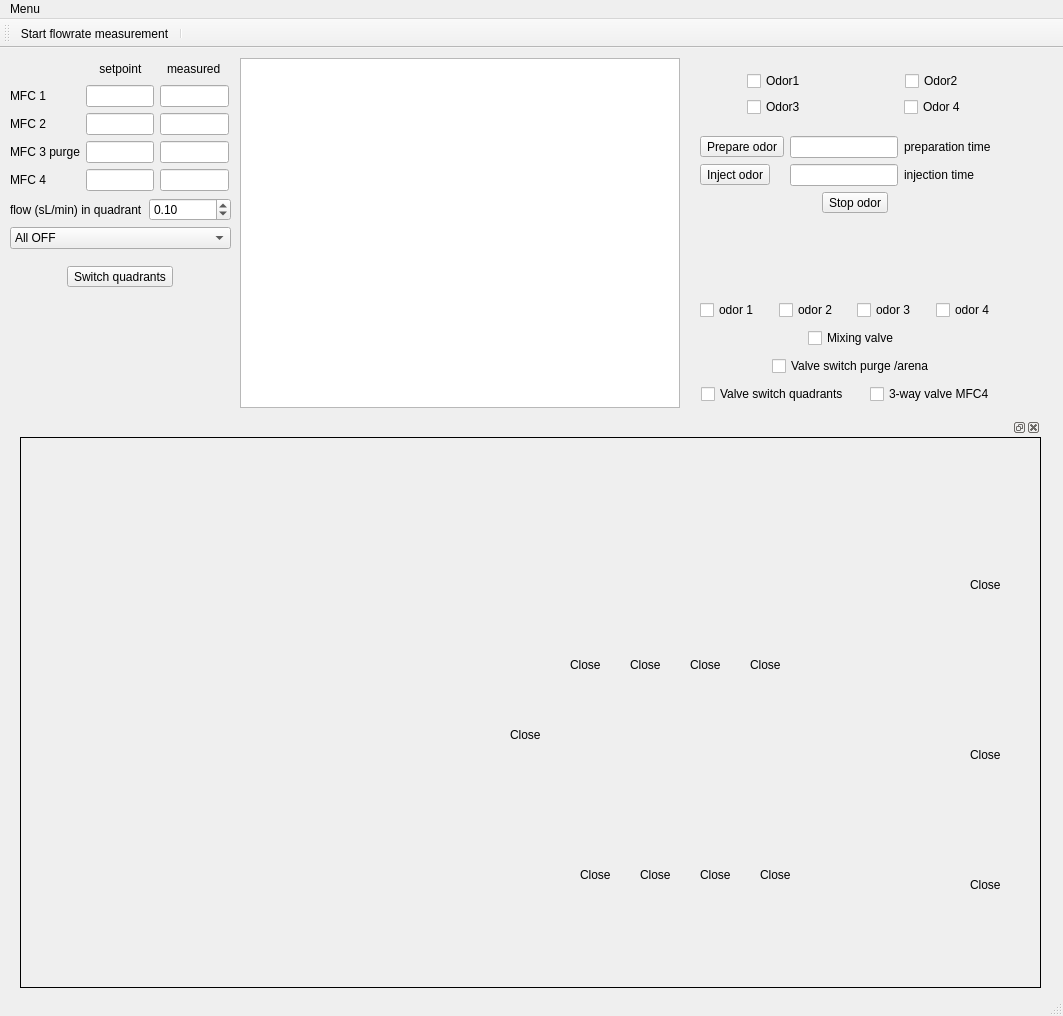
Old version of the form gui/Fly_Arena_GUIs/odor_circuit/odor_circuit_window1.ui in the repository NollmannLab/qudi-HiM.
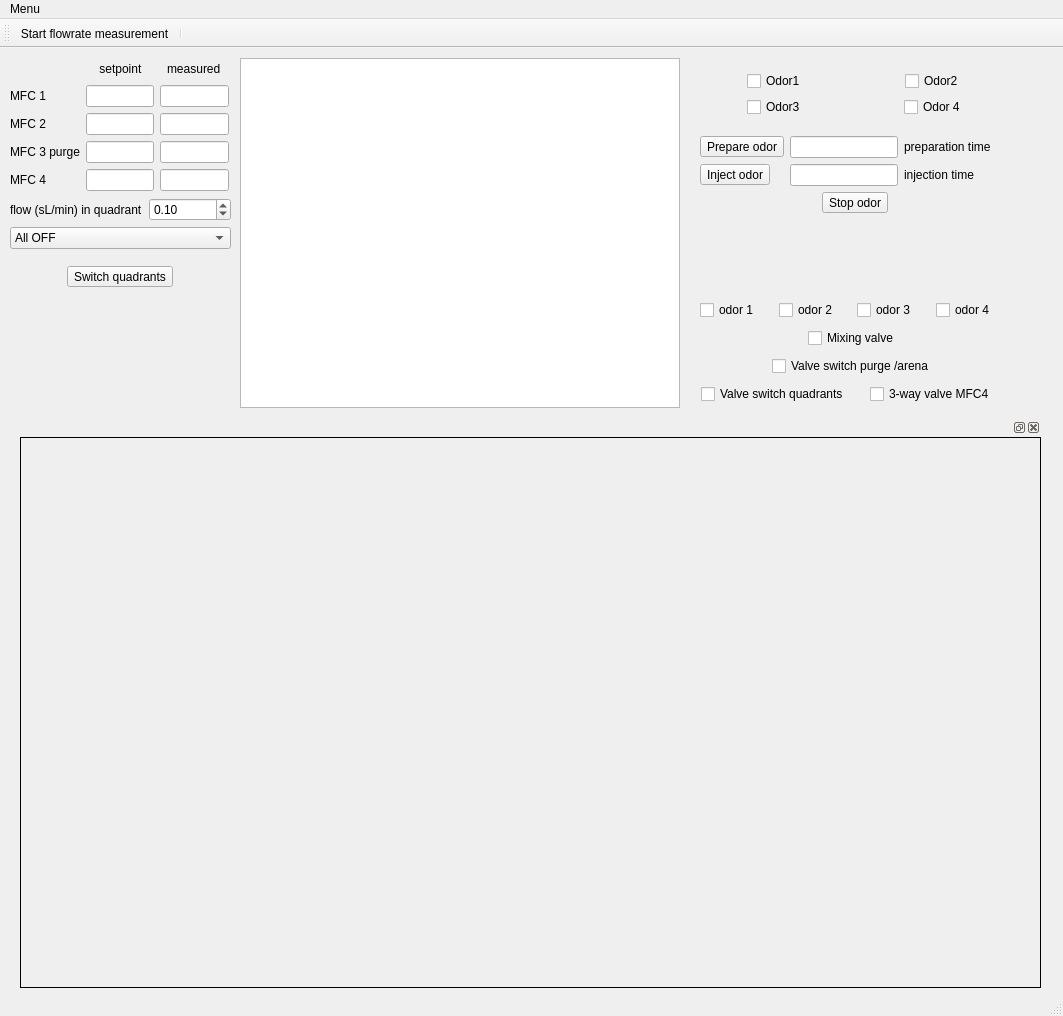
New version of the form. Custom widgets are drawn as their Qt base class.

What changed in the file:
```diff
--- a/gui/Fly_Arena_GUIs/odor_circuit/odor_circuit_window1.ui
+++ b/gui/Fly_Arena_GUIs/odor_circuit/odor_circuit_window1.ui
@@ -368,162 +368,6 @@
      </size>
     </property>
     <widget class="QWidget" name="dockWidgetContents_6">
-     <widget class="QLabel" name="label_M_2">
-      <property name="geometry">
-       <rect>
-        <x>510</x>
-        <y>290</y>
-        <width>31</width>
-        <height>16</height>
-       </rect>
-      </property>
-      <property name="text">
-       <string>Close</string>
-      </property>
-     </widget>
-     <widget class="QLabel" name="label_4out_2">
-      <property name="geometry">
-       <rect>
-        <x>580</x>
-        <y>430</y>
-        <width>31</width>
-        <height>16</height>
-       </rect>
-      </property>
-      <property name="text">
-       <string>Close</string>
-      </property>
-     </widget>
-     <widget class="QLabel" name="label_1out_2">
-      <property name="geometry">
-       <rect>
-        <x>760</x>
-        <y>430</y>
-        <width>31</width>
-        <height>16</height>
-       </rect>
-      </property>
-      <property name="text">
-       <string>Close</string>
-      </property>
-     </widget>
-     <widget class="QLabel" name="label_1in_2">
-      <property name="geometry">
-       <rect>
-        <x>750</x>
-        <y>220</y>
-        <width>31</width>
-        <height>16</height>
-       </rect>
-      </property>
-      <property name="text">
-       <string>Close</string>
-      </property>
-     </widget>
-     <widget class="QLabel" name="label_MFC1_2">
-      <property name="geometry">
-       <rect>
-        <x>970</x>
-        <y>310</y>
-        <width>31</width>
-        <height>16</height>
-       </rect>
-      </property>
-      <property name="text">
-       <string>Close</string>
-      </property>
-     </widget>
-     <widget class="QLabel" name="label_MFCpurge_2">
-      <property name="geometry">
-       <rect>
-        <x>970</x>
-        <y>140</y>
-        <width>31</width>
-        <height>16</height>
-       </rect>
-      </property>
-      <property name="text">
-       <string>Close</string>
-      </property>
-     </widget>
-     <widget class="QLabel" name="label_4in_2">
-      <property name="geometry">
-       <rect>
-        <x>570</x>
-        <y>220</y>
-        <width>31</width>
-        <height>16</height>
-       </rect>
-      </property>
-      <property name="text">
-       <string>Close</string>
-      </property>
-     </widget>
-     <widget class="QLabel" name="label_2in_2">
-      <property name="geometry">
-       <rect>
-        <x>690</x>
-        <y>220</y>
-        <width>31</width>
-        <height>16</height>
-       </rect>
-      </property>
-      <property name="text">
-       <string>Close</string>
-      </property>
-     </widget>
-     <widget class="QLabel" name="label_3out_2">
-      <property name="geometry">
-       <rect>
-        <x>640</x>
-        <y>430</y>
-        <width>31</width>
-        <height>16</height>
-       </rect>
-      </property>
-      <property name="text">
-       <string>Close</string>
-      </property>
-     </widget>
-     <widget class="QLabel" name="label_2out_2">
-      <property name="geometry">
-       <rect>
-        <x>700</x>
-        <y>430</y>
-        <width>31</width>
-        <height>16</height>
-       </rect>
-      </property>
-      <property name="text">
-       <string>Close</string>
-      </property>
-     </widget>
-     <widget class="QLabel" name="label_MFC2_2">
-      <property name="geometry">
-       <rect>
-        <x>970</x>
-        <y>440</y>
-        <width>31</width>
-        <height>16</height>
-       </rect>
-      </property>
-      <property name="text">
-       <string>Close</string>
-      </property>
-     </widget>
-     <widget class="QLabel" name="label_3in_2">
-      <property name="geometry">
-       <rect>
-        <x>630</x>
-        <y>220</y>
-        <width>31</width>
-        <height>16</height>
-       </rect>
-      </property>
-      <property name="text">
-       <string>Close</string>
-      </property>
-     </widget>
      <widget class="QLabel" name="label_circuit_scheme">
       <property name="geometry">
        <rect>
```
Left out of the diff: 13 changed lines with no effect on the pictures.
